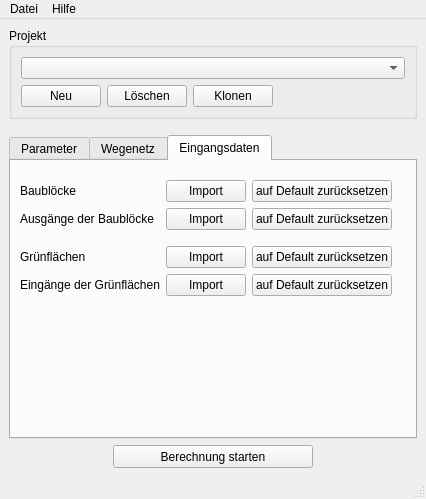
Above: ui/OTP_main_window.ui from GertzGutscheRuemenapp/gruenflaechenbewertung before the change. Below: the same form after it.
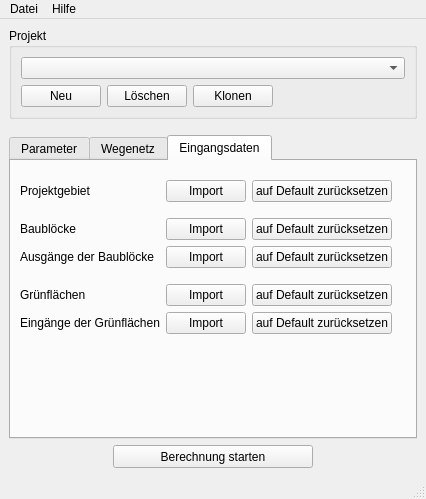
That is the form after the change. The open tabs and pages were chosen to show the change.

What changed in the file:
```diff
--- a/ui/OTP_main_window.ui
+++ b/ui/OTP_main_window.ui
@@ -613,107 +613,79 @@
         </item>
         <item>
          <layout class="QGridLayout" name="gridLayout_3">
-          <item row="1" column="1">
-           <widget class="QPushButton" name="import_building_blocks_button">
+          <item row="5" column="1">
+           <widget class="QPushButton" name="import_green_spaces_button">
             <property name="text">
              <string>Import</string>
             </property>
            </widget>
           </item>
-          <item row="4" column="2">
-           <widget class="QPushButton" name="reset_green_spaces_button">
+          <item row="0" column="0">
+           <widget class="QLabel" name="label_5">
             <property name="text">
-             <string>auf Default zurücksetzen</string>
+             <string>Projektgebiet</string>
             </property>
            </widget>
           </item>
-          <item row="3" column="0">
-           <spacer name="verticalSpacer_11">
-            <property name="orientation">
-             <enum>Qt::Vertical</enum>
-            </property>
-            <property name="sizeType">
-             <enum>QSizePolicy::Fixed</enum>
-            </property>
-            <property name="sizeHint" stdset="0">
-             <size>
-              <width>20</width>
-              <height>10</height>
-             </size>
-            </property>
-           </spacer>
-          </item>
-          <item row="5" column="0">
-           <widget class="QLabel" name="label">
+          <item row="6" column="1">
+           <widget class="QPushButton" name="import_green_exits_button">
             <property name="text">
-             <string>Eingänge der Grünflächen</string>
+             <string>Import</string>
             </property>
            </widget>
           </item>
           <item row="2" column="1">
-           <widget class="QPushButton" name="import_building_exits_button">
+           <widget class="QPushButton" name="import_building_blocks_button">
             <property name="text">
              <string>Import</string>
             </property>
            </widget>
           </item>
-          <item row="1" column="0">
-           <widget class="QLabel" name="label_4">
-            <property name="text">
-             <string>Baublöcke</string>
-            </property>
-           </widget>
-          </item>
           <item row="4" column="0">
-           <widget class="QLabel" name="label_3">
-            <property name="text">
-             <string>Grünflächen</string>
+           <spacer name="verticalSpacer_11">
+            <property name="orientation">
+             <enum>Qt::Vertical</enum>
             </property>
-           </widget>
+            <property name="sizeType">
+             <enum>QSizePolicy::Fixed</enum>
+            </property>
+            <property name="sizeHint" stdset="0">
+             <size>
+              <width>20</width>
+              <height>10</height>
+             </size>
+            </property>
+           </spacer>
           </item>
           <item row="2" column="2">
-           <widget class="QPushButton" name="reset_building_exits_button">
-            <property name="text">
-             <string>auf Default zurücksetzen</string>
-            </property>
-           </widget>
-          </item>
-          <item row="2" column="0">
-           <widget class="QLabel" name="label_2">
-            <property name="text">
-             <string>Ausgänge der Baublöcke</string>
-            </property>
-           </widget>
-          </item>
-          <item row="1" column="2">
            <widget class="QPushButton" name="reset_building_blocks_button">
             <property name="text">
              <string>auf Default zurücksetzen</string>
             </property>
            </widget>
           </item>
-          <item row="5" column="2">
+          <item row="6" column="2">
            <widget class="QPushButton" name="reset_green_exits_button">
             <property name="text">
              <string>auf Default zurücksetzen</string>
             </property>
            </widget>
           </item>
-          <item row="4" column="1">
-           <widget class="QPushButton" name="import_green_spaces_button">
+          <item row="5" column="2">
+           <widget class="QPushButton" name="reset_green_spaces_button">
             <property name="text">
-             <string>Import</string>
+             <string>auf Default zurücksetzen</string>
             </property>
            </widget>
           </item>
-          <item row="5" column="1">
-           <widget class="QPushButton" name="import_green_exits_button">
+          <item row="0" column="1">
+           <widget class="QPushButton" name="import_project_area_button">
             <property name="text">
              <string>Import</string>
             </property>
            </widget>
           </item>
-          <item row="1" column="3">
+          <item row="3" column="3">
            <spacer name="horizontalSpacer">
             <property name="orientation">
              <enum>Qt::Horizontal</enum>
@@ -726,6 +698,71 @@
             </property>
            </spacer>
           </item>
+          <item row="3" column="0">
+           <widget class="QLabel" name="label_2">
+            <property name="text">
+             <string>Ausgänge der Baublöcke</string>
+            </property>
+           </widget>
+          </item>
+          <item row="3" column="2">
+           <widget class="QPushButton" name="reset_building_exits_button">
+            <property name="text">
+             <string>auf Default zurücksetzen</string>
+            </property>
+           </widget>
+          </item>
+          <item row="0" column="2">
+           <widget class="QPushButton" name="reset_green_exits_button_2">
+            <property name="text">
+             <string>auf Default zurücksetzen</string>
+            </property>
+           </widget>
+          </item>
+          <item row="3" column="1">
+           <widget class="QPushButton" name="import_building_exits_button">
+            <property name="text">
+             <string>Import</string>
+            </property>
+           </widget>
+          </item>
+          <item row="6" column="0">
+           <widget class="QLabel" name="label">
+            <property name="text">
+             <string>Eingänge der Grünflächen</string>
+            </property>
+           </widget>
+          </item>
+          <item row="2" column="0">
+           <widget class="QLabel" name="label_4">
+            <property name="text">
+             <string>Baublöcke</string>
+            </property>
+           </widget>
+          </item>
+          <item row="5" column="0">
+           <widget class="QLabel" name="label_3">
+            <property name="text">
+             <string>Grünflächen</string>
+            </property>
+           </widget>
+          </item>
+          <item row="1" column="0">
+           <spacer name="verticalSpacer_12">
+            <property name="orientation">
+             <enum>Qt::Vertical</enum>
+            </property>
+            <property name="sizeType">
+             <enum>QSizePolicy::Fixed</enum>
+            </property>
+            <property name="sizeHint" stdset="0">
+             <size>
+              <width>20</width>
+              <height>10</height>
+             </size>
+            </property>
+           </spacer>
+          </item>
          </layout>
         </item>
         <item>
```
